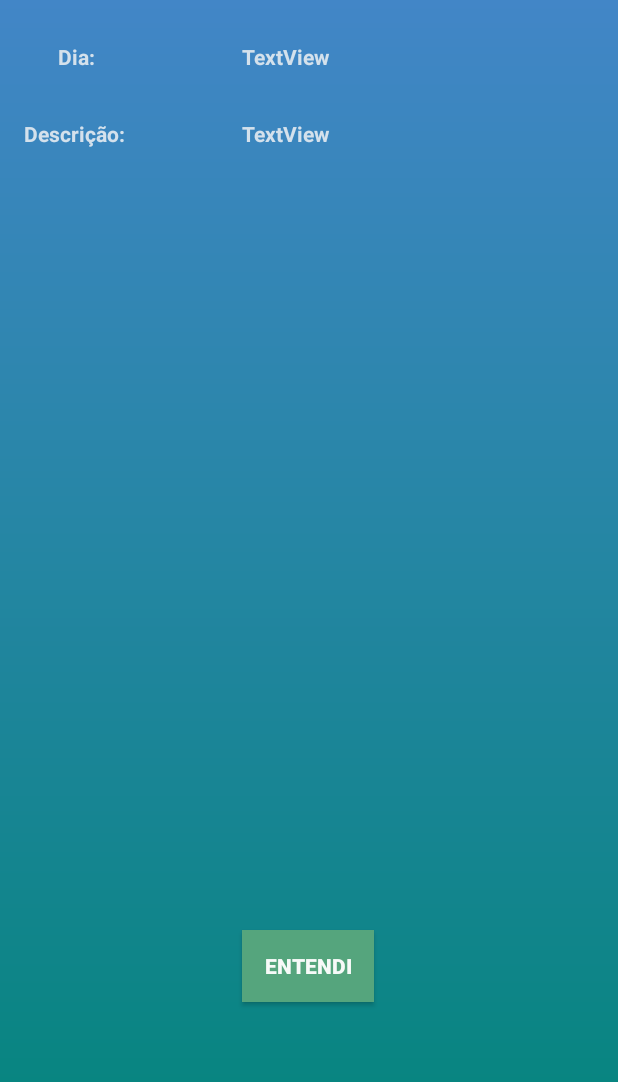
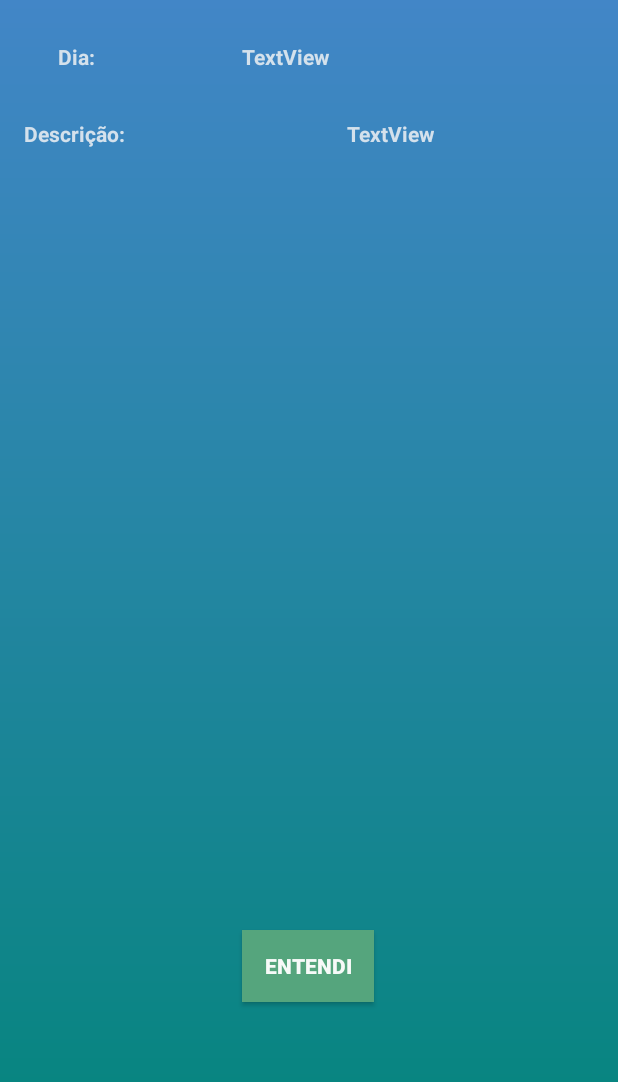
Before and after one commit to Caio-Dantas/colegio-brasil-master, an Android app: the layout pop_desc_calendar.xml on its own in the app's theme, with its tools: preview values and no code run, on a phone screen of 412 x 824 dp. Shown: the top 1082 px of the screen. Run offline under Robolectric (Android 15) with nearby library versions, the phone set to English and light mode, and no system bars.

Commit message:
pos inserts changes

```diff
--- a/app/src/main/java/t/br/tcc/Click.java
+++ b/app/src/main/java/t/br/tcc/Click.java
@@ -17,8 +17,10 @@ public class Click extends AppCompatActivity {
                 a.startActivity(intent);
                 break;
             case R.id.imgSair:
-                SharedPreferences pref = getSharedPreferences("pref", MODE_PRIVATE);
-                SharedPreferences.Editor editor = pref.edit();
+                SharedPreferences pref;
+                SharedPreferences.Editor editor;
+                pref = a.getSharedPreferences("pref", MODE_PRIVATE);
+                editor = pref.edit();
                 editor.putString("id","off");
                 editor.commit();
                 Intent it = new Intent(a, activty_login.class);
--- a/app/src/main/res/layout/cell_evento.xml
+++ b/app/src/main/res/layout/cell_evento.xml
@@ -29,8 +29,10 @@
 
             <TextView
                 android:id="@+id/descC"
-                android:layout_width="192dp"
+                android:layout_width="181dp"
+                android:maxWidth="181dp"
                 android:layout_height="39dp"
+                android:maxHeight="45dp"
                 android:layout_marginStart="8dp"
                 android:layout_marginTop="8dp"
                 android:layout_marginEnd="8dp"
--- a/app/src/main/res/layout/pop_desc_calendar.xml
+++ b/app/src/main/res/layout/pop_desc_calendar.xml
@@ -23,14 +23,14 @@
 
     <TextView
         android:id="@+id/txtDescript"
-        android:layout_width="wrap_content"
-        android:layout_height="18dp"
+        android:layout_width="185dp"
+        android:layout_height="wrap_content"
         android:layout_marginStart="8dp"
         android:layout_marginTop="8dp"
         android:layout_marginEnd="8dp"
         android:layout_marginBottom="8dp"
         android:text="TextView"
-        android:textAlignment="viewStart"
+        android:textAlignment="viewEnd"
         android:textColor="#D4E1EC"
         android:textStyle="bold"
         app:layout_constraintBottom_toTopOf="@+id/btnOk2"
```
Also changed, not shown: app/src/main/java/t/br/tcc/activity_freq.java (+3 -12 lines).
